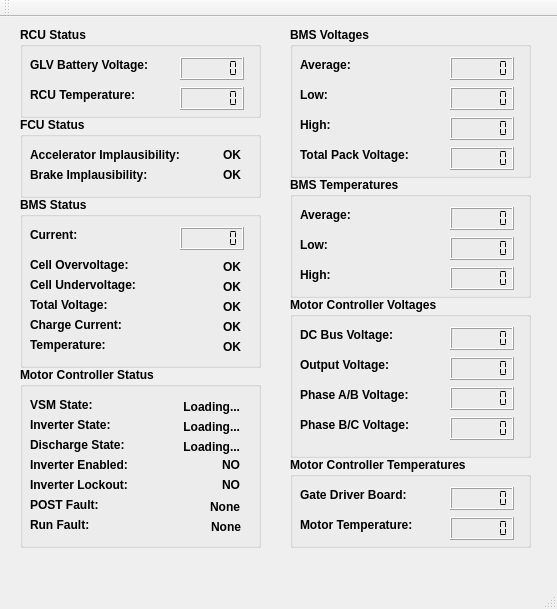
The window that Telemetry/HyTechTelemetry/mainwindow.ui (hytech-racing/code-2022) describes before a commit, drawn with Qt 5.
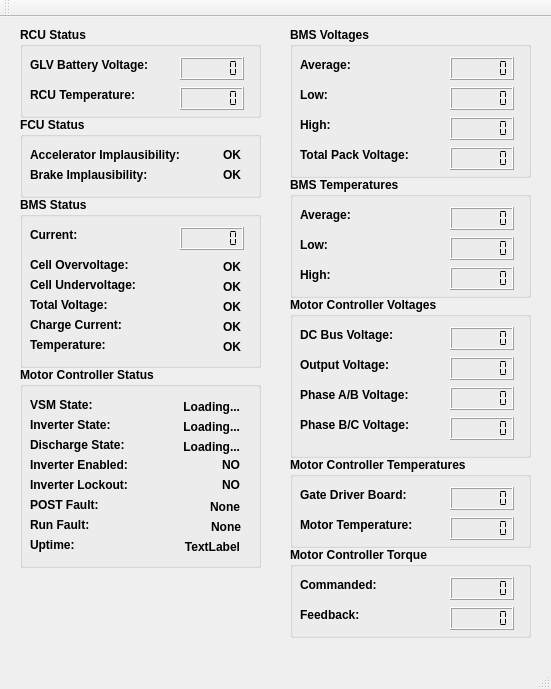
The same window after the commit.

Commit message: began coding new UI elements

```diff
--- a/Telemetry/HyTechTelemetry/mainwindow.ui
+++ b/Telemetry/HyTechTelemetry/mainwindow.ui
@@ -6,8 +6,8 @@
    <rect>
     <x>0</x>
     <y>0</y>
-    <width>557</width>
-    <height>609</height>
+    <width>551</width>
+    <height>689</height>
    </rect>
   </property>
   <property name="windowTitle">
@@ -716,7 +716,7 @@
       <x>20</x>
       <y>350</y>
       <width>241</width>
-      <height>181</height>
+      <height>201</height>
      </rect>
     </property>
     <property name="font">
@@ -931,6 +931,35 @@
       <set>Qt::AlignRight|Qt::AlignTrailing|Qt::AlignVCenter</set>
      </property>
     </widget>
+    <widget class="QLabel" name="uptime_label">
+     <property name="geometry">
+      <rect>
+       <x>10</x>
+       <y>170</y>
+       <width>60</width>
+       <height>16</height>
+      </rect>
+     </property>
+     <property name="text">
+      <string>Uptime:</string>
+     </property>
+    </widget>
+    <widget class="QLabel" name="uptime">
+     <property name="geometry">
+      <rect>
+       <x>109</x>
+       <y>170</y>
+       <width>111</width>
+       <height>20</height>
+      </rect>
+     </property>
+     <property name="text">
+      <string>TextLabel</string>
+     </property>
+     <property name="alignment">
+      <set>Qt::AlignRight|Qt::AlignTrailing|Qt::AlignVCenter</set>
+     </property>
+    </widget>
    </widget>
    <widget class="QGroupBox" name="mc_voltages_group">
     <property name="geometry">
@@ -1162,6 +1191,89 @@
      </property>
     </widget>
    </widget>
+   <widget class="QGroupBox" name="mc_torque_group">
+    <property name="geometry">
+     <rect>
+      <x>290</x>
+      <y>530</y>
+      <width>241</width>
+      <height>91</height>
+     </rect>
+    </property>
+    <property name="font">
+     <font>
+      <weight>75</weight>
+      <bold>true</bold>
+     </font>
+    </property>
+    <property name="title">
+     <string>Motor Controller Torque</string>
+    </property>
+    <widget class="QLabel" name="commanded_label">
+     <property name="geometry">
+      <rect>
+       <x>10</x>
+       <y>30</y>
+       <width>91</width>
+       <height>16</height>
+      </rect>
+     </property>
+     <property name="text">
+      <string>Commanded:</string>
+     </property>
+    </widget>
+    <widget class="QLCDNumber" name="commanded">
+     <property name="geometry">
+      <rect>
+       <x>160</x>
+       <y>30</y>
+       <width>64</width>
+       <height>23</height>
+      </rect>
+     </property>
+     <property name="smallDecimalPoint">
+      <bool>true</bool>
+     </property>
+     <property name="digitCount">
+      <number>6</number>
+     </property>
+     <property name="segmentStyle">
+      <enum>QLCDNumber::Flat</enum>
+     </property>
+    </widget>
+    <widget class="QLabel" name="feedback_label">
+     <property name="geometry">
+      <rect>
+       <x>10</x>
+       <y>60</y>
+       <width>81</width>
+       <height>16</height>
+      </rect>
+     </property>
+     <property name="text">
+      <string>Feedback:</string>
+     </property>
+    </widget>
+    <widget class="QLCDNumber" name="feedback">
+     <property name="geometry">
+      <rect>
+       <x>160</x>
+       <y>60</y>
+       <width>64</width>
+       <height>23</height>
+      </rect>
+     </property>
+     <property name="smallDecimalPoint">
+      <bool>true</bool>
+     </property>
+     <property name="digitCount">
+      <number>6</number>
+     </property>
+     <property name="segmentStyle">
+      <enum>QLCDNumber::Flat</enum>
+     </property>
+    </widget>
+   </widget>
   </widget>
   <widget class="QMenuBar" name="menuBar">
    <property name="geometry">
```
Left out of the diff: 2 changed lines with no effect on the pictures. The commit also changes 2 other files.
